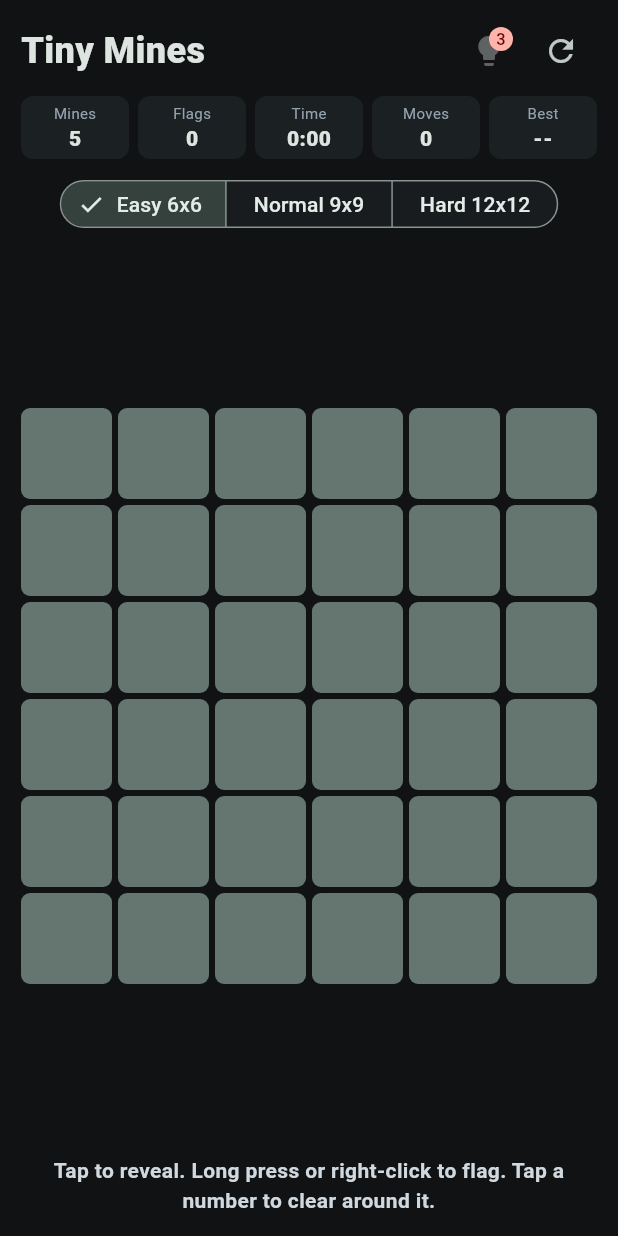
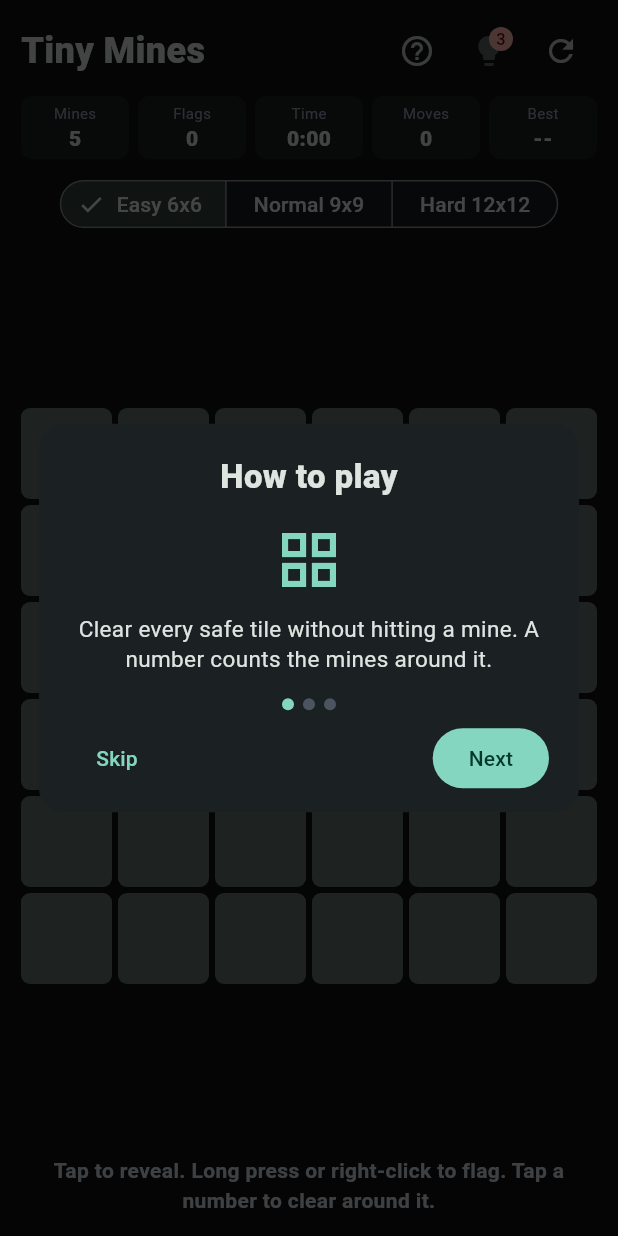
Before and after one commit to bon-on/TinyMines, a Flutter app: the screen it shows after launch, on a phone screen of 412 x 824 dp. Run offline on Flutter 3.47's test engine with Material 3 defaults, Android fonts, the phone set to English and light mode, and no system bars; our stand-ins replace shared_preferences.

Commit message:
feat: add first-run how-to-play tutorial with skip
Co-Authored-By: Claude Opus 5.5 <noreply@anthropic.com>

```diff
--- /dev/null
+++ b/lib/how_to_play.dart
@@ -0,0 +1,193 @@
+import 'package:flutter/material.dart';
+import 'package:flutter/services.dart';
+import 'package:shared_preferences/shared_preferences.dart';
+
+/// Remembers whether the first-run tutorial was already shown.
+/// Storage failures never break play: unreadable means "not seen" and a failed
+/// write is ignored.
+class TutorialStore {
+  const TutorialStore();
+
+  static const String key = 'tutorial_seen_v1';
+
+  Future<bool> hasSeen() async {
+    try {
+      final prefs = await SharedPreferences.getInstance();
+      return prefs.getBool(key) ?? false;
+    } catch (_) {
+      return false;
+    }
+  }
+
+  Future<void> markSeen() async {
+    try {
+      final prefs = await SharedPreferences.getInstance();
+      await prefs.setBool(key, true);
+    } catch (_) {}
+  }
+}
+
+class TutorialStep {
+  const TutorialStep(this.icon, this.text);
+
+  final IconData icon;
+  final String text;
+}
+
+/// Modal "How to play" card shown over a dimmed game. Swallows pointer and
+/// keyboard input so nothing reaches the game underneath.
+class HowToPlayOverlay extends StatefulWidget {
+  const HowToPlayOverlay({
+    super.key,
+    required this.steps,
+    required this.onClose,
+  });
+
+  final List<TutorialStep> steps;
+  final VoidCallback onClose;
+
+  @override
+  State<HowToPlayOverlay> createState() => _HowToPlayOverlayState();
+}
+
+class _HowToPlayOverlayState extends State<HowToPlayOverlay> {
+  final FocusNode _focus = FocusNode(debugLabel: 'how-to-play');
+  int _step = 0;
+
+  @override
+  void initState() {
+    super.initState();
+    // Take keyboard focus from the game underneath so keys stop there.
+    WidgetsBinding.instance.addPostFrameCallback((_) {
+      if (mounted) _focus.requestFocus();
+    });
+  }
+
+  bool get _last => _step == widget.steps.length - 1;
+
+  @override
+  void dispose() {
+    _focus.dispose();
+    super.dispose();
+  }
+
+  void _next() {
+    if (_last) {
+      widget.onClose();
+    } else {
+      setState(() => _step++);
+    }
+  }
+
+  void _prev() {
+    if (_step > 0) setState(() => _step--);
+  }
+
+  KeyEventResult _onKey(FocusNode node, KeyEvent event) {
+    if (event is KeyUpEvent) return KeyEventResult.handled;
+    final key = event.logicalKey;
+    if (key == LogicalKeyboardKey.enter ||
+        key == LogicalKeyboardKey.numpadEnter ||
+        key == LogicalKeyboardKey.space) {
+      if (event is KeyDownEvent) _next();
+    } else if (key == LogicalKeyboardKey.escape) {
+      if (event is KeyDownEvent) widget.onClose();
+    } else if (key == LogicalKeyboardKey.arrowRight) {
+      if (event is KeyDownEvent) _forward();
+    } else if (key == LogicalKeyboardKey.arrowLeft) {
+      if (event is KeyDownEvent) _prev();
+    }
+    return KeyEventResult.handled;
+  }
+
+  // Right arrow only moves forward; it never closes the tutorial.
+  void _forward() {
+    if (!_last) setState(() => _step++);
+  }
+
+  @override
+  Widget build(BuildContext context) {
+    final step = widget.steps[_step];
+    final scheme = Theme.of(context).colorScheme;
+    return Focus(
+      focusNode: _focus,
+      autofocus: true,
+      onKeyEvent: _onKey,
+      child: Stack(
+        children: [
+          const ModalBarrier(color: Color(0xB3000000), dismissible: false),
+          Center(
+            child: Padding(
+              padding: const EdgeInsets.all(16),
+              child: ConstrainedBox(
+                constraints: const BoxConstraints(maxWidth: 360),
+                child: Material(
+                  color: const Color(0xFF1B2023),
+                  borderRadius: BorderRadius.circular(16),
+                  child: SingleChildScrollView(
+                    padding: const EdgeInsets.fromLTRB(20, 20, 20, 12),
+                    child: Column(
+                      mainAxisSize: MainAxisSize.min,
+                      children: [
+                        const Text(
+                          'How to play',
+                          style: TextStyle(
+                            fontSize: 22,
+                            fontWeight: FontWeight.w900,
+                          ),
+                        ),
+                        const SizedBox(height: 16),
+                        Icon(step.icon, size: 48, color: scheme.primary),
+                        const SizedBox(height: 12),
+                        Text(
+                          step.text,
+                          key: const ValueKey('how-to-play-text'),
+                          textAlign: TextAlign.center,
+                          style: const TextStyle(fontSize: 15, height: 1.35),
+                        ),
+                        const SizedBox(height: 16),
+                        Row(
+                          mainAxisAlignment: MainAxisAlignment.center,
+                          children: [
+                            for (var i = 0; i < widget.steps.length; i++)
+                              Container(
+                                width: 8,
+                                height: 8,
+                                margin: const EdgeInsets.symmetric(
+                                  horizontal: 3,
+                                ),
+                                decoration: BoxDecoration(
+                                  shape: BoxShape.circle,
+                                  color: i == _step
+                                      ? scheme.primary
+                                      : const Color(0xFF4A5560),
+                                ),
+                              ),
+                          ],
+                        ),
+                        const SizedBox(height: 8),
+                        Row(
+                          children: [
+                            TextButton(
+                              onPressed: widget.onClose,
+                              child: const Text('Skip'),
+                            ),
+                            const Spacer(),
+                            FilledButton(
+                              onPressed: _next,
+                              child: Text(_last ? 'Play' : 'Next'),
+                            ),
+                          ],
+                        ),
+                      ],
+                    ),
+                  ),
+                ),
+              ),
+            ),
+          ),
+        ],
+      ),
+    );
+  }
+}
--- a/lib/main.dart
+++ b/lib/main.dart
@@ -5,6 +5,7 @@ import 'package:flutter/foundation.dart' show kIsWeb;
 import 'package:flutter/material.dart';
 import 'package:flutter/services.dart';
 import 'best_times.dart';
+import 'how_to_play.dart';
 import 'mine_field.dart';
 import 'result_registration.dart';
 
@@ -40,11 +41,27 @@ class TinyMinesApp extends StatelessWidget {
 /// Seconds added to the clock for each hint, so hinted clears rank lower.
 const int _hintPenaltySeconds = 10;
 
+const List<TutorialStep> _tutorialSteps = [
+  TutorialStep(
+    Icons.grid_view,
+    'Clear every safe tile without hitting a mine. A number counts the mines around it.',
+  ),
+  TutorialStep(
+    Icons.flag,
+    'Tap or click to reveal. Long press or right-click to flag a mine.',
+  ),
+  TutorialStep(
+    Icons.lightbulb,
+    'Tap a number with all its flags placed to clear the rest. Hints cost +${_hintPenaltySeconds}s.',
+  ),
+];
+
 class TinyMinesScreen extends StatefulWidget {
   const TinyMinesScreen({
     super.key,
     this.random,
     this.bestTimes = const BestTimes(),
+    this.tutorialStore = const TutorialStore(),
   });
 
   /// Mine placement source; tests pass a seeded generator.
@@ -52,6 +69,9 @@ class TinyMinesScreen extends StatefulWidget {
 
   /// Local best-time storage; tests can substitute mock preferences.
   final BestTimes bestTimes;
+
+  /// First-run tutorial flag storage; tests can substitute a fake.
+  final TutorialStore tutorialStore;
 
   @override
   State<TinyMinesScreen> createState() => _TinyMinesScreenState();
@@ -65,6 +85,8 @@ class _TinyMinesScreenState extends State<TinyMinesScreen> {
   int _hints = 3;
   final Map<_Difficulty, int?> _bests = {};
   Timer? _timer;
+  bool _tutorialOpen = false;
+  int _tutorialSession = 0;
 
   bool get _lost => _field.lost;
   bool get _won => _field.won;
@@ -74,6 +96,28 @@ class _TinyMinesScreenState extends State<TinyMinesScreen> {
     super.initState();
     _restart();
     _loadBest(_difficulty);
+    _maybeShowTutorial();
+  }
+
+  Future<void> _maybeShowTutorial() async {
+    final session = _tutorialSession;
+    final seen = await widget.tutorialStore.hasSeen();
+    // Ignore a stale answer if the player already opened it via "?".
+    if (!mounted || seen || session != _tutorialSession) return;
+    _openTutorial();
+  }
+
+  void _openTutorial() {
+    _tutorialSession++;
+    _stopTimer();
+    setState(() => _tutorialOpen = true);
+  }
+
+  void _closeTutorial() {
+    if (!_tutorialOpen) return;
+    setState(() => _tutorialOpen = false);
+    if (_field.armed && !_lost && !_won) _startTimer();
+    widget.tutorialStore.markSeen();
   }
 
   @override
@@ -183,6 +227,21 @@ class _TinyMinesScreenState extends State<TinyMinesScreen> {
         : _won
         ? 'Field cleared in ${_formatTime(_elapsedSeconds)}.'
         : 'Tap to reveal. Long press or right-click to flag. Tap a number to clear around it.';
+    return Stack(
+      children: [
+        _buildGame(context, wrongFlags, status),
+        if (_tutorialOpen)
+          Positioned.fill(
+            child: HowToPlayOverlay(
+              steps: _tutorialSteps,
+              onClose: _closeTutorial,
+            ),
+          ),
+      ],
+    );
+  }
+
+  Widget _buildGame(BuildContext context, Set<int> wrongFlags, String status) {
     return Scaffold(
       resizeToAvoidBottomInset: false,
       body: SafeArea(
@@ -201,6 +260,7 @@ class _TinyMinesScreenState extends State<TinyMinesScreen> {
                     best: _bests[_difficulty],
                     mines: _difficulty.mines,
                     onRestart: _restart,
+                    onHelp: _openTutorial,
                     onHint: _field.armed && !_lost && !_won && _hints > 0
                         ? _useHint
                         : null,
@@ -328,6 +388,7 @@ class _Header extends StatelessWidget {
     required this.best,
     required this.mines,
     required this.onRestart,
+    required this.onHelp,
     required this.onHint,
   });
 
@@ -338,6 +399,7 @@ class _Header extends StatelessWidget {
   final int? best;
   final int mines;
   final VoidCallback onRestart;
+  final VoidCallback onHelp;
   final VoidCallback? onHint;
 
   @override
@@ -351,6 +413,11 @@ class _Header extends StatelessWidget {
                 'Tiny Mines',
                 style: TextStyle(fontSize: 24, fontWeight: FontWeight.w900),
               ),
+            ),
+            IconButton(
+              onPressed: onHelp,
+              tooltip: 'How to play',
+              icon: const Icon(Icons.help_outline),
             ),
             IconButton(
               onPressed: onHint,
```
Also changed, not shown: 7 other files.
